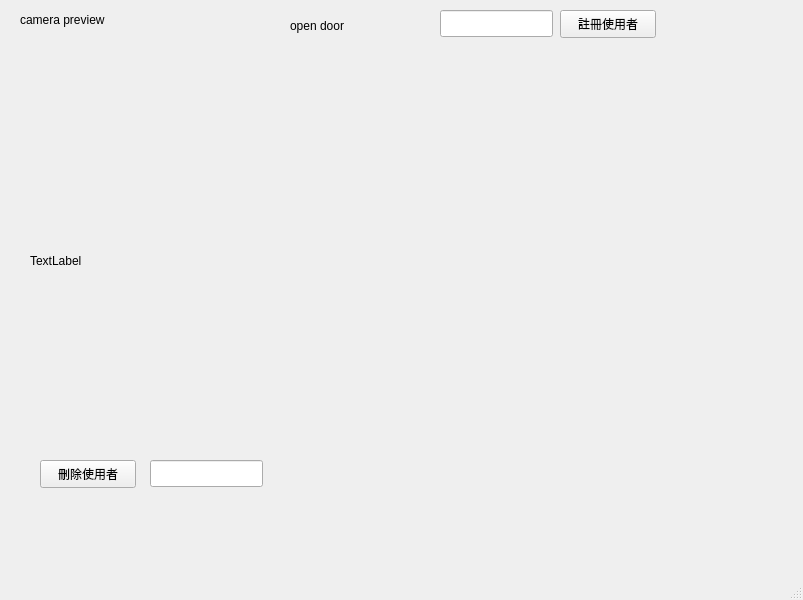
This is mainwindow.ui in yu-cheng0822/face as Qt 5 draws it before an edit. The edited form follows.
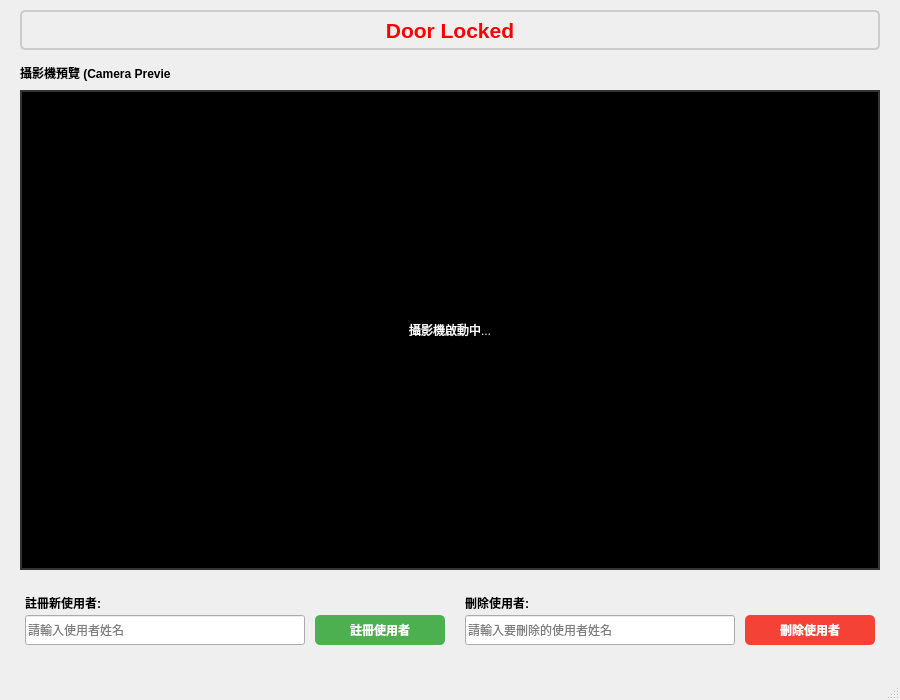
This is the edited form.

Commit message: Optimize mainwindow.ui with improved layout and styling

```diff
--- a/mainwindow.ui
+++ b/mainwindow.ui
@@ -6,98 +6,177 @@
    <rect>
     <x>0</x>
     <y>0</y>
-    <width>803</width>
-    <height>600</height>
+    <width>900</width>
+    <height>700</height>
    </rect>
   </property>
   <property name="windowTitle">
    <string>MainWindow</string>
   </property>
   <widget class="QWidget" name="centralwidget">
+   <widget class="QLabel" name="label_status">
+    <property name="geometry">
+     <rect>
+      <x>20</x>
+      <y>10</y>
+      <width>860</width>
+      <height>40</height>
+     </rect>
+    </property>
+    <property name="text">
+     <string>Door Locked</string>
+    </property>
+    <property name="alignment">
+     <set>Qt::AlignCenter</set>
+    </property>
+    <property name="styleSheet">
+     <string>color: red; font-weight: bold; font-size: 16pt; border: 2px solid #ccc; border-radius: 5px; padding: 5px;</string>
+    </property>
+   </widget>
    <widget class="QLabel" name="label">
     <property name="geometry">
      <rect>
       <x>20</x>
-      <y>10</y>
-      <width>221</width>
-      <height>19</height>
-     </rect>
-    </property>
-    <property name="text">
-     <string>camera preview</string>
-    </property>
-   </widget>
-   <widget class="QLabel" name="label_camera">
-    <property name="geometry">
-     <rect>
-      <x>30</x>
       <y>60</y>
-      <width>761</width>
-      <height>401</height>
+      <width>150</width>
+      <height>25</height>
      </rect>
     </property>
     <property name="text">
-     <string>TextLabel</string>
+     <string>攝影機預覽 (Camera Preview)</string>
     </property>
+    <property name="styleSheet">
+     <string>font-weight: bold;</string>
+    </property>
    </widget>
    <widget class="QLabel" name="label_status">
     <property name="geometry">
      <rect>
-      <x>290</x>
-      <y>0</y>
-      <width>261</width>
-      <height>51</height>
+      <x>20</x>
+      <y>90</y>
+      <width>860</width>
+      <height>480</height>
      </rect>
     </property>
     <property name="text">
-     <string>open door</string>
+     <string>攝影機啟動中...</string>
     </property>
-   </widget>
-   <widget class="QLineEdit" name="lineEdit_name">
-    <property name="geometry">
-     <rect>
-      <x>440</x>
-      <y>10</y>
-      <width>113</width>
-      <height>27</height>
-     </rect>
+    <property name="alignment">
+     <set>Qt::AlignCenter</set>
     </property>
-   </widget>
-   <widget class="QPushButton" name="pushButton_register">
-    <property name="geometry">
-     <rect>
-      <x>560</x>
-      <y>10</y>
-      <width>96</width>
-      <height>28</height>
-     </rect>
+    <property name="styleSheet">
+     <string>border: 2px solid #333; background-color: #000; color: #fff;</string>
     </property>
-    <property name="text">
-     <string>註冊使用者</string>
-    </property>
    </widget>
-   <widget class="QPushButton" name="pushButton_DELETE">
+   <widget class="QWidget" name="widget_register" native="true">
     <property name="geometry">
      <rect>
-      <x>40</x>
-      <y>460</y>
-      <width>96</width>
-      <height>28</height>
+      <x>20</x>
+      <y>585</y>
+      <width>430</width>
+      <height>60</height>
      </rect>
     </property>
-    <property name="text">
-     <string>刪除使用者</string>
-    </property>
+    <widget class="QLabel" name="label_2">
+     <property name="geometry">
+      <rect>
+       <x>5</x>
+       <y>5</y>
+       <width>100</width>
+       <height>25</height>
+      </rect>
+     </property>
+     <property name="text">
+      <string>註冊新使用者:</string>
+     </property>
+     <property name="styleSheet">
+      <string>font-weight: bold;</string>
+     </property>
+    </widget>
+    <widget class="QLineEdit" name="lineEdit_name">
+     <property name="geometry">
+      <rect>
+       <x>5</x>
+       <y>30</y>
+       <width>280</width>
+       <height>30</height>
+      </rect>
+     </property>
+     <property name="placeholderText">
+      <string>請輸入使用者姓名</string>
+     </property>
+    </widget>
+    <widget class="QPushButton" name="pushButton_register">
+     <property name="geometry">
+      <rect>
+       <x>295</x>
+       <y>30</y>
+       <width>130</width>
+       <height>30</height>
+      </rect>
+     </property>
+     <property name="text">
+      <string>註冊使用者</string>
+     </property>
+     <property name="styleSheet">
+      <string>QPushButton { background-color: #4CAF50; color: white; font-weight: bold; border-radius: 5px; } QPushButton:hover { background-color: #45a049; }</string>
+     </property>
+    </widget>
    </widget>
-   <widget class="QLineEdit" name="lineEdit_DELETNAME">
+   <widget class="QWidget" name="widget_delete" native="true">
     <property name="geometry">
      <rect>
-      <x>150</x>
-      <y>460</y>
-      <width>113</width>
-      <height>27</height>
+      <x>460</x>
+      <y>585</y>
+      <width>420</width>
+      <height>60</height>
      </rect>
     </property>
+    <widget class="QLabel" name="label_3">
+     <property name="geometry">
+      <rect>
+       <x>5</x>
+       <y>5</y>
+       <width>100</width>
+       <height>25</height>
+      </rect>
+     </property>
+     <property name="text">
+      <string>刪除使用者:</string>
+     </property>
+     <property name="styleSheet">
+      <string>font-weight: bold;</string>
+     </property>
+    </widget>
+    <widget class="QLineEdit" name="lineEdit_DELETNAME">
+     <property name="geometry">
+      <rect>
+       <x>5</x>
+       <y>30</y>
+       <width>270</width>
+       <height>30</height>
+      </rect>
+     </property>
+     <property name="placeholderText">
+      <string>請輸入要刪除的使用者姓名</string>
+     </property>
+    </widget>
+    <widget class="QPushButton" name="pushButton_DELETE">
+     <property name="geometry">
+      <rect>
+       <x>285</x>
+       <y>30</y>
+       <width>130</width>
+       <height>30</height>
+      </rect>
+     </property>
+     <property name="text">
+      <string>刪除使用者</string>
+     </property>
+     <property name="styleSheet">
+      <string>QPushButton { background-color: #f44336; color: white; font-weight: bold; border-radius: 5px; } QPushButton:hover { background-color: #da190b; }</string>
+     </property>
+    </widget>
    </widget>
   </widget>
   <widget class="QMenuBar" name="menubar">
```
Left out of the diff: 6 changed lines with no effect on the pictures. The commit also changes 1 other file.
